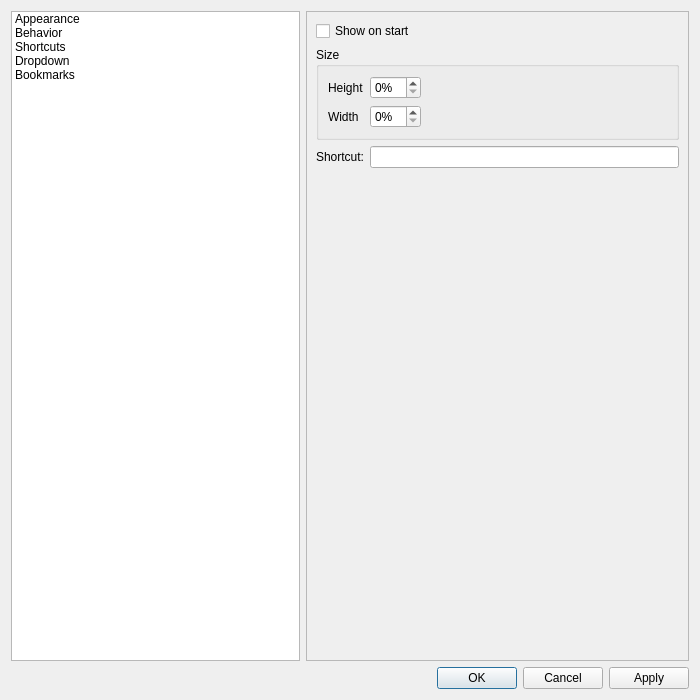
Before: the Qt Designer form src/forms/propertiesdialog.ui in lxqt/qterminal, drawn with Qt 5.
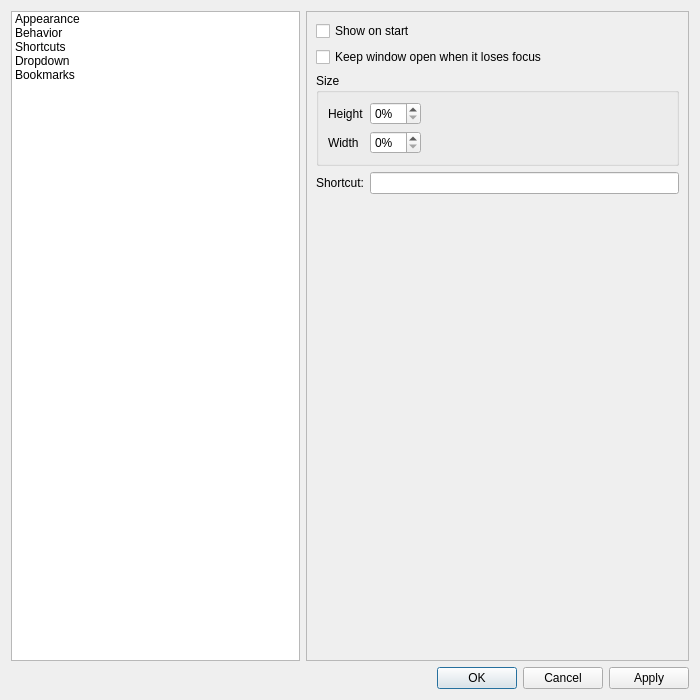
After: the same form once the commit is applied. The open tabs and pages were chosen to show the change. Icons and pictures are not drawn.

Commit message:
Added an option for keeping drop-down window open (#856)
It's useful when the lock button isn't shown (i.e., when tabbar is hidden or vertical).

Also added a tooltip for the lock button.

Closes https://github.com/lxqt/qterminal/issues/855

What changed in the file:
```diff
--- a/src/forms/propertiesdialog.ui
+++ b/src/forms/propertiesdialog.ui
@@ -892,6 +892,16 @@
          </property>
         </widget>
        </item>
+       <item>
+        <widget class="QCheckBox" name="dropKeepOpenCheckBox">
+         <property name="toolTip">
+          <string>A lock button is shown on horizontal tab bar</string>
+         </property>
+         <property name="text">
+          <string>Keep window open when it loses focus</string>
+         </property>
+        </widget>
+       </item>
        <item>
         <widget class="QGroupBox" name="groupBox_3">
          <property name="title">
```
The commit also changes 2 other files.
